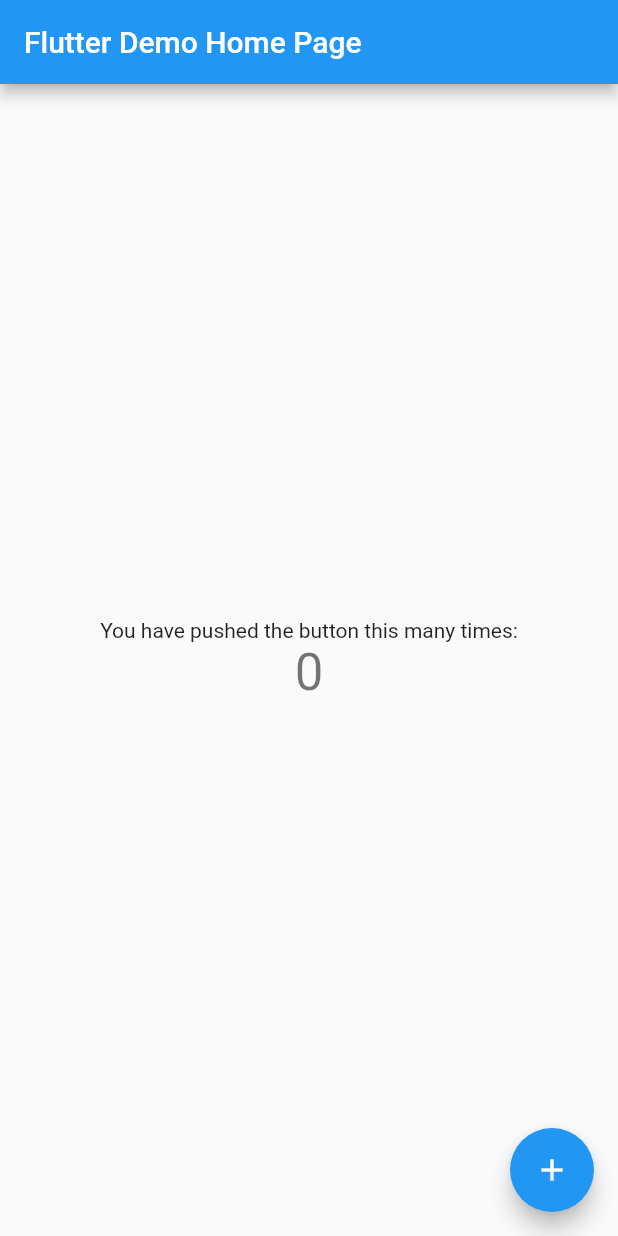
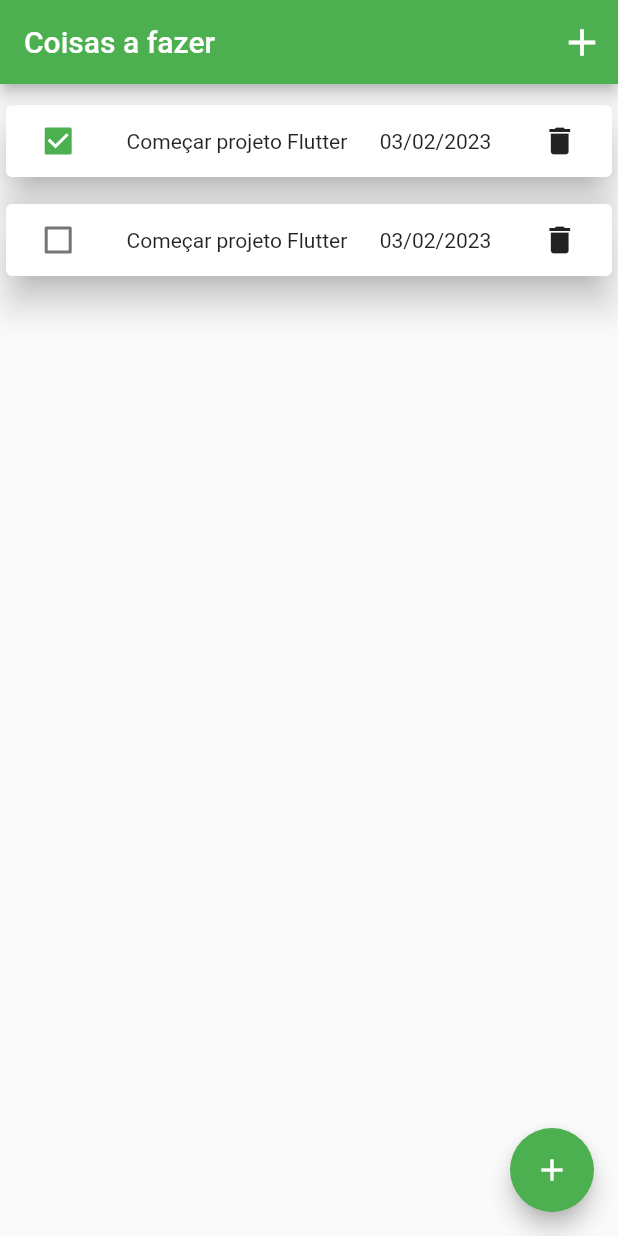
Before and after one commit to LucasWMedeiros/ToDoList, a Flutter app: the screen it shows after launch, on a phone screen of 412 x 824 dp. Run offline on Flutter 3.47's test engine with Material 2 defaults, Android fonts, the phone set to English and light mode, and no system bars.

Commit message:
Criando ideia base da tela principal

```diff
--- a/lib/main.dart
+++ b/lib/main.dart
@@ -1,4 +1,6 @@
 import 'package:flutter/material.dart';
+
+import 'screen/Home_screen.dart';
 
 void main() {
   runApp(const MyApp());
@@ -22,94 +24,8 @@ class MyApp extends StatelessWidget {
         // or simply save your changes to "hot reload" in a Flutter IDE).
         // Notice that the counter didn't reset back to zero; the application
         // is not restarted.
-        primarySwatch: Colors.blue,
+        primarySwatch: Colors.green,
       ),
-      home: const MyHomePage(title: 'Flutter Demo Home Page'),
+      home: HomeScreen(),
     );
-  }
-}
-
-class MyHomePage extends StatefulWidget {
-  const MyHomePage({super.key, required this.title});
-
-  // This widget is the home page of your application. It is stateful, meaning
-  // that it has a State object (defined below) that contains fields that affect
-  // how it looks.
-
-  // This class is the configuration for the state. It holds the values (in this
-  // case the title) provided by the parent (in this case the App widget) and
-  // used by the build method of the State. Fields in a Widget subclass are
-  // always marked "final".
-
-  final String title;
-
-  @override
-  State<MyHomePage> createState() => _MyHomePageState();
-}
-
-class _MyHomePageState extends State<MyHomePage> {
-  int _counter = 0;
-
-  void _incrementCounter() {
-    setState(() {
-      // This call to setState tells the Flutter framework that something has
-      // changed in this State, which causes it to rerun the build method below
-      // so that the display can reflect the updated values. If we changed
-      // _counter without calling setState(), then the build method would not be
-      // called again, and so nothing would appear to happen.
-      _counter++;
-    });
-  }
-
-  @override
-  Widget build(BuildContext context) {
-    // This method is rerun every time setState is called, for instance as done
-    // by the _incrementCounter method above.
-    //
-    // The Flutter framework has been optimized to make rerunning build methods
-    // fast, so that you can just rebuild anything that needs updating rather
-    // than having to individually change instances of widgets.
-    return Scaffold(
-      appBar: AppBar(
-        // Here we take the value from the MyHomePage object that was created by
-        // the App.build method, and use it to set our appbar title.
-        title: Text(widget.title),
-      ),
-      body: Center(
-        // Center is a layout widget. It takes a single child and positions it
-        // in the middle of the parent.
-        child: Column(
-          // Column is also a layout widget. It takes a list of children and
-          // arranges them vertically. By default, it sizes itself to fit its
-          // children horizontally, and tries to be as tall as its parent.
-          //
-          // Invoke "debug painting" (press "p" in the console, choose the
-          // "Toggle Debug Paint" action from the Flutter Inspector in Android
-          // Studio, or the "Toggle Debug Paint" command in Visual Studio Code)
-          // to see the wireframe for each widget.
-          //
-          // Column has various properties to control how it sizes itself and
-          // how it positions its children. Here we use mainAxisAlignment to
-          // center the children vertically; the main axis here is the vertical
-          // axis because Columns are vertical (the cross axis would be
-          // horizontal).
-          mainAxisAlignment: MainAxisAlignment.center,
-          children: <Widget>[
-            const Text(
-              'You have pushed the button this many times:',
-            ),
-            Text(
-              '$_counter',
-              style: Theme.of(context).textTheme.headline4,
-            ),
-          ],
-        ),
-      ),
-      floatingActionButton: FloatingActionButton(
-        onPressed: _incrementCounter,
-        tooltip: 'Increment',
-        child: const Icon(Icons.add),
-      ), // This trailing comma makes auto-formatting nicer for build methods.
-    );
-  }
-}
+  }}
--- /dev/null
+++ b/lib/screen/Home_screen.dart
@@ -0,0 +1,79 @@
+import 'package:flutter/material.dart';
+
+class HomeScreen extends StatefulWidget {
+  HomeScreen({Key? key}) : super(key: key);
+
+  @override
+  State<HomeScreen> createState() => _HomeScreenState();
+}
+
+class _HomeScreenState extends State<HomeScreen> {
+  @override
+  Widget build(BuildContext context) {
+    return Scaffold(
+      appBar: AppBar(
+        title: const Text('Coisas a fazer'),
+        actions: [
+          IconButton(
+            onPressed: () {},
+            icon: const Icon(
+              Icons.add,
+              size: 30,
+            ),
+          ),
+        ],
+      ),
+      body: Column(
+        children: [
+          Padding(
+            padding: const EdgeInsets.only(top: 10),
+            child: Card(
+              elevation: 10,
+              child: Row(
+                mainAxisAlignment: MainAxisAlignment.spaceAround,
+                children: [
+                  Checkbox(value: true, onChanged: (_) {}),
+                  Text('Começar projeto Flutter'),
+                  Text('03/02/2023'),
+                  IconButton(
+                    onPressed: () {},
+                    icon: Icon(Icons.delete),
+                  )
+                ],
+              ),
+            ),
+          ),
+          Padding(
+            padding: const EdgeInsets.only(top: 10),
+            child: Card(
+              elevation: 10,
+              child: Row(
+                mainAxisAlignment: MainAxisAlignment.spaceAround,
+                children: [
+                  Checkbox(value: false, onChanged: (_) {}),
+                  Text('Começar projeto Flutter'),
+                  Text('03/02/2023'),
+                  IconButton(
+                    onPressed: () {},
+                    icon: Icon(Icons.delete),
+                  )
+                ],
+              ),
+            ),
+          ),
+        ],
+      ),
+      floatingActionButton: FloatingActionButton(
+        isExtended: true,
+        onPressed: () {},
+        child: Row(
+          mainAxisAlignment: MainAxisAlignment.center,
+          children: const [
+            Icon(Icons.add),
+            // Text('Adicionar')
+          ],
+        ),
+      ),
+    );
+  }
+}
```
